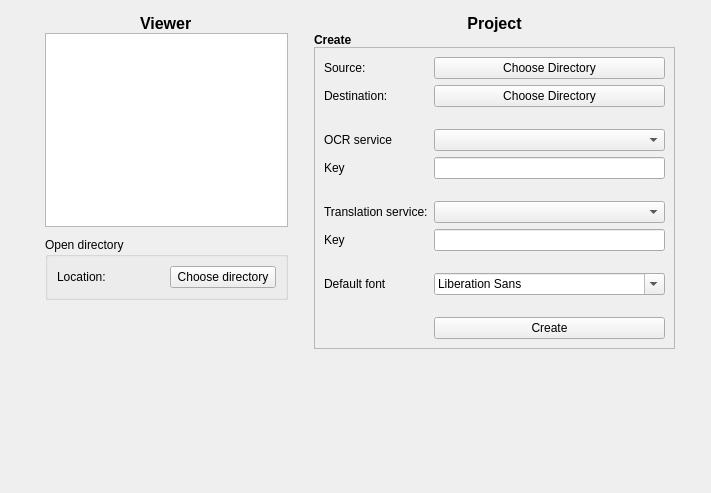
First picture: the form in gui/ComicTranslator/ui/home_page.ui, repository SimonRacaud/TranscanEditor, before the edit.
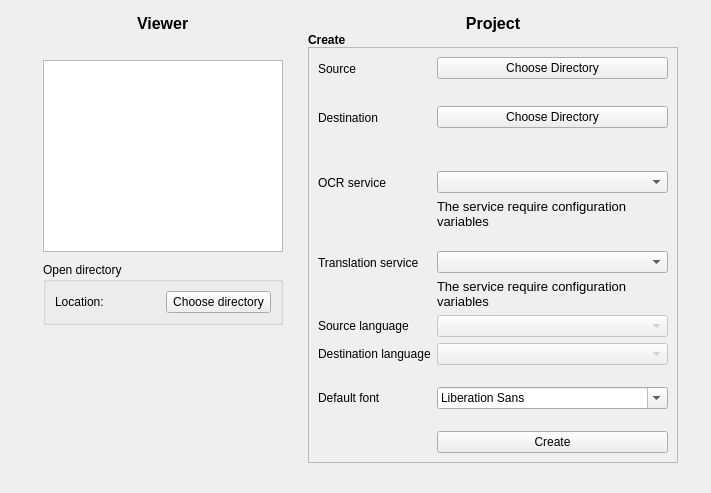
Second picture: the form after the edit.

Commit message: feat(home): create project form, create and organize form items, source and destination directory selection, ocr and translation services selection

```diff
--- a/gui/ComicTranslator/ui/home_page.ui
+++ b/gui/ComicTranslator/ui/home_page.ui
@@ -79,6 +79,22 @@
        </property>
       </widget>
      </item>
+     <item>
+      <spacer name="verticalSpacer_10">
+       <property name="orientation">
+        <enum>Qt::Vertical</enum>
+       </property>
+       <property name="sizeType">
+        <enum>QSizePolicy::Fixed</enum>
+       </property>
+       <property name="sizeHint" stdset="0">
+        <size>
+         <width>20</width>
+         <height>27</height>
+        </size>
+       </property>
+      </spacer>
+     </item>
      <item>
       <widget class="QListView" name="projectListView">
        <property name="horizontalScrollBarPolicy">
@@ -240,46 +256,115 @@
           <item row="1" column="0">
            <widget class="QLabel" name="sourceLabel">
             <property name="text">
-             <string>Source:</string>
+             <string>Source</string>
             </property>
            </widget>
           </item>
           <item row="1" column="1">
-           <widget class="QPushButton" name="srcButton">
-            <property name="text">
-             <string>Choose Directory</string>
+           <layout class="QVBoxLayout" name="verticalLayout_2">
+            <property name="topMargin">
+             <number>0</number>
             </property>
-           </widget>
+            <item>
+             <widget class="QPushButton" name="srcSelectButton">
+              <property name="sizePolicy">
+               <sizepolicy hsizetype="Minimum" vsizetype="Fixed">
+                <horstretch>0</horstretch>
+                <verstretch>0</verstretch>
+               </sizepolicy>
+              </property>
+              <property name="text">
+               <string>Choose Directory</string>
+              </property>
+             </widget>
+            </item>
+            <item>
+             <widget class="QLabel" name="sourceSelectLabel">
+              <property name="enabled">
+               <bool>true</bool>
+              </property>
+              <property name="sizePolicy">
+               <sizepolicy hsizetype="Ignored" vsizetype="Fixed">
+                <horstretch>0</horstretch>
+                <verstretch>0</verstretch>
+               </sizepolicy>
+              </property>
+              <property name="font">
+               <font>
+                <pointsize>10</pointsize>
+                <italic>false</italic>
+               </font>
+              </property>
+              <property name="autoFillBackground">
+               <bool>false</bool>
+              </property>
+              <property name="styleSheet">
+               <string notr="true">* {
+	color: rgb(46, 52, 54);
+}</string>
+              </property>
+              <property name="text">
+               <string/>
+              </property>
+              <property name="alignment">
+               <set>Qt::AlignRight|Qt::AlignTrailing|Qt::AlignVCenter</set>
+              </property>
+              <property name="wordWrap">
+               <bool>false</bool>
+              </property>
+              <property name="textInteractionFlags">
+               <set>Qt::NoTextInteraction</set>
+              </property>
+             </widget>
+            </item>
+           </layout>
           </item>
           <item row="2" column="0">
            <widget class="QLabel" name="destinationLabel">
             <property name="text">
-             <string>Destination:</string>
+             <string>Destination</string>
             </property>
            </widget>
           </item>
           <item row="2" column="1">
-           <widget class="QPushButton" name="destButton">
-            <property name="text">
-             <string>Choose Directory</string>
+           <layout class="QVBoxLayout" name="verticalLayout_4">
+            <property name="topMargin">
+             <number>0</number>
             </property>
-           </widget>
-          </item>
-          <item row="3" column="0">
-           <spacer name="verticalSpacer_3">
-            <property name="orientation">
-             <enum>Qt::Vertical</enum>
-            </property>
-            <property name="sizeType">
-             <enum>QSizePolicy::Fixed</enum>
-            </property>
-            <property name="sizeHint" stdset="0">
-             <size>
-              <width>20</width>
-              <height>10</height>
-             </size>
-            </property>
-           </spacer>
+            <item>
+             <widget class="QPushButton" name="destButton">
+              <property name="text">
+               <string>Choose Directory</string>
+              </property>
+             </widget>
+            </item>
+            <item>
+             <widget class="QLabel" name="destSelectLabel">
+              <property name="sizePolicy">
+               <sizepolicy hsizetype="Ignored" vsizetype="Preferred">
+                <horstretch>0</horstretch>
+                <verstretch>0</verstretch>
+               </sizepolicy>
+              </property>
+              <property name="font">
+               <font>
+                <pointsize>10</pointsize>
+               </font>
+              </property>
+              <property name="styleSheet">
+               <string notr="true">* {
+color: rgb(46, 52, 54);
+}</string>
+              </property>
+              <property name="text">
+               <string/>
+              </property>
+              <property name="alignment">
+               <set>Qt::AlignRight|Qt::AlignTrailing|Qt::AlignVCenter</set>
+              </property>
+             </widget>
+            </item>
+           </layout>
           </item>
           <item row="4" column="0">
            <widget class="QLabel" name="ocrServiceLabel">
@@ -289,19 +374,37 @@
            </widget>
           </item>
           <item row="4" column="1">
-           <widget class="QComboBox" name="ocrComboBox"/>
-          </item>
-          <item row="5" column="0">
-           <widget class="QLabel" name="ocrKeyLabel">
-            <property name="text">
-             <string>Key</string>
+           <layout class="QVBoxLayout" name="verticalLayout_5">
+            <property name="topMargin">
+             <number>0</number>
             </property>
-           </widget>
+            <item>
+             <widget class="QComboBox" name="ocrComboBox"/>
+            </item>
+            <item>
+             <widget class="QLabel" name="ocrWarningLabel">
+              <property name="sizePolicy">
+               <sizepolicy hsizetype="Preferred" vsizetype="Preferred">
+                <horstretch>0</horstretch>
+                <verstretch>0</verstretch>
+               </sizepolicy>
+              </property>
+              <property name="font">
+               <font>
+                <pointsize>10</pointsize>
+               </font>
+              </property>
+              <property name="text">
+               <string>The service require configuration variables</string>
+              </property>
+              <property name="wordWrap">
+               <bool>true</bool>
+              </property>
+             </widget>
+            </item>
+           </layout>
           </item>
           <item row="5" column="1">
-           <widget class="QLineEdit" name="ocrKeyLineEdit"/>
-          </item>
-          <item row="6" column="0">
            <spacer name="verticalSpacer_4">
             <property name="orientation">
              <enum>Qt::Vertical</enum>
@@ -317,27 +420,81 @@
             </property>
            </spacer>
           </item>
-          <item row="7" column="0">
+          <item row="6" column="0">
            <widget class="QLabel" name="translationLabel">
             <property name="text">
-             <string>Translation service:</string>
+             <string>Translation service</string>
             </property>
            </widget>
           </item>
-          <item row="7" column="1">
-           <widget class="QComboBox" name="transComboBox"/>
+          <item row="6" column="1">
+           <layout class="QVBoxLayout" name="verticalLayout_6">
+            <property name="topMargin">
+             <number>0</number>
+            </property>
+            <item>
+             <widget class="QComboBox" name="transComboBox"/>
+            </item>
+            <item>
+             <widget class="QLabel" name="transWarningLabel">
+              <property name="font">
+               <font>
+                <pointsize>10</pointsize>
+               </font>
+              </property>
+              <property name="text">
+               <string>The service require configuration variables</string>
+              </property>
+              <property name="wordWrap">
+               <bool>true</bool>
+              </property>
+             </widget>
+            </item>
+           </layout>
           </item>
-          <item row="10" column="0">
+          <item row="9" column="1">
+           <spacer name="verticalSpacer_6">
+            <property name="orientation">
+             <enum>Qt::Vertical</enum>
+            </property>
+            <property name="sizeType">
+             <enum>QSizePolicy::Fixed</enum>
+            </property>
+            <property name="sizeHint" stdset="0">
+             <size>
+              <width>20</width>
+              <height>10</height>
+             </size>
+            </property>
+           </spacer>
+          </item>
+          <item row="3" column="1">
+           <spacer name="verticalSpacer_3">
+            <property name="orientation">
+             <enum>Qt::Vertical</enum>
+            </property>
+            <property name="sizeType">
+             <enum>QSizePolicy::Fixed</enum>
+            </property>
+            <property name="sizeHint" stdset="0">
+             <size>
+              <width>20</width>
+              <height>10</height>
+             </size>
+            </property>
+           </spacer>
+          </item>
+          <item row="11" column="1">
+           <widget class="QFontComboBox" name="fontComboBox"/>
+          </item>
+          <item row="11" column="0">
            <widget class="QLabel" name="fontLabel">
             <property name="text">
              <string>Default font</string>
             </property>
            </widget>
           </item>
-          <item row="10" column="1">
-           <widget class="QFontComboBox" name="fontComboBox"/>
-          </item>
-          <item row="11" column="1">
+          <item row="15" column="1">
            <spacer name="verticalSpacer_5">
             <property name="orientation">
              <enum>Qt::Vertical</enum>
@@ -353,39 +510,41 @@
             </property>
            </spacer>
           </item>
-          <item row="12" column="1">
+          <item row="16" column="1">
            <widget class="QPushButton" name="submitButton">
             <property name="text">
              <string>Create</string>
             </property>
            </widget>
           </item>
+          <item row="7" column="1">
+           <widget class="QComboBox" name="transSrcComboBox">
+            <property name="enabled">
+             <bool>false</bool>
+            </property>
+           </widget>
+          </item>
+          <item row="7" column="0">
+           <widget class="QLabel" name="transSrclabel">
+            <property name="text">
+             <string>Source language</string>
+            </property>
+           </widget>
+          </item>
           <item row="8" column="1">
-           <widget class="QLineEdit" name="translationKeyLineEdit"/>
+           <widget class="QComboBox" name="transDestComboBox">
+            <property name="enabled">
+             <bool>false</bool>
+            </property>
+           </widget>
           </item>
           <item row="8" column="0">
            <widget class="QLabel" name="translationKeyLabel">
             <property name="text">
-             <string>Key</string>
+             <string>Destination language</string>
             </property>
            </widget>
           </item>
-          <item row="9" column="0">
-           <spacer name="verticalSpacer_6">
-            <property name="orientation">
-             <enum>Qt::Vertical</enum>
-            </property>
-            <property name="sizeType">
-             <enum>QSizePolicy::Fixed</enum>
-            </property>
-            <property name="sizeHint" stdset="0">
-             <size>
-              <width>20</width>
-              <height>10</height>
-             </size>
-            </property>
-           </spacer>
-          </item>
          </layout>
         </item>
        </layout>
```
Left out of the diff: 2 changed lines with no effect on the pictures. The commit also changes 5 other files.
